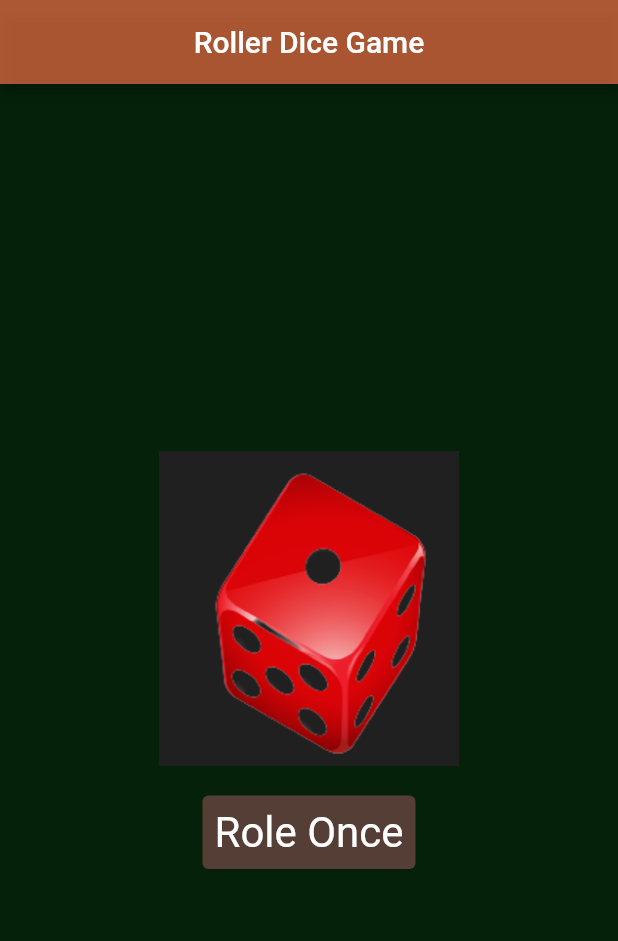
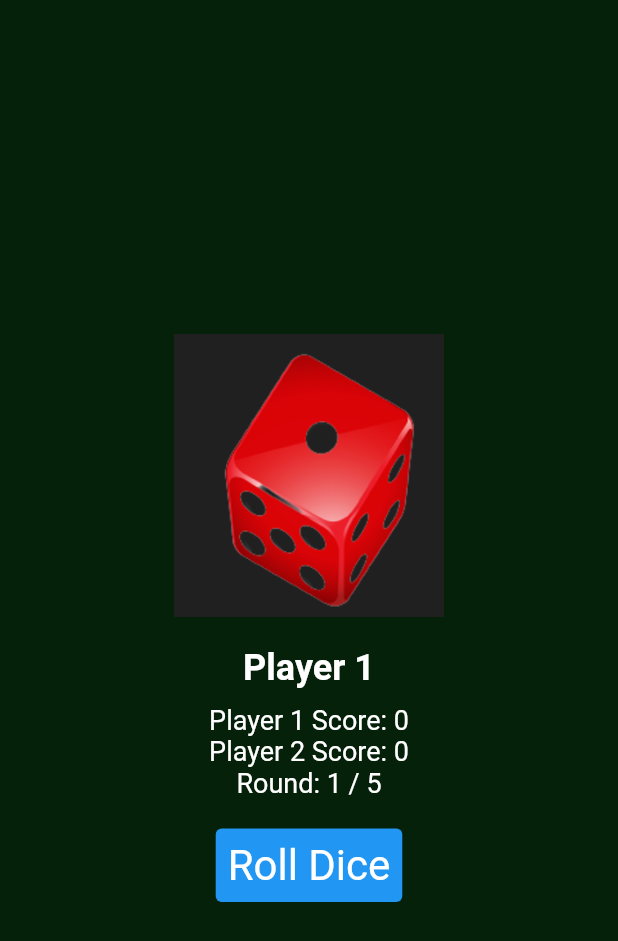
Before and after one commit to thamali-arunika/roller-dice-game, a Flutter app: the screen it shows after launch, on a phone screen of 412 x 824 dp. Shown: the top 941 px of the screen. Run offline on Flutter 3.47's test engine with Material 2 defaults, Android fonts, the phone set to English and light mode, and no system bars.

Commit message:
update font color

```diff
--- a/lib/app.dart
+++ b/lib/app.dart
@@ -5,13 +5,8 @@ class RollerDiceApp extends StatelessWidget{
   const RollerDiceApp({super.key});
  @override
 Widget build(BuildContext context) {
-  return MaterialApp(
+  return const MaterialApp(
     home: Scaffold(
-      appBar: AppBar(
-         backgroundColor: Color.fromARGB(240, 169, 79, 41),
-         title: const Text('Roller Dice Game'),
-         centerTitle: true,
-          ),
           body: const DicePage(colors:[
           Color.fromARGB(255, 5, 33, 10),
           Color.fromARGB(255, 5, 33, 10),
--- a/lib/dice_page.dart
+++ b/lib/dice_page.dart
@@ -16,7 +16,7 @@ final List<Color> colors;
           begin:beginAligment,
           end:endAligment,
           )),
-         child:const Center(child: GameRollerDice()),
+         child:const Center(child: RollerDice()),
     );
 }
 }
--- a/lib/roller_dice.dart
+++ b/lib/roller_dice.dart
@@ -2,20 +2,89 @@ import 'dart:math';
 
 import 'package:flutter/material.dart';
 
-class GameRollerDice extends StatefulWidget {
-  const GameRollerDice({super.key});
-
+class RollerDice extends StatefulWidget {
+  const RollerDice({Key? key}) : super(key: key);
 
   @override
-  State<GameRollerDice> createState() => _GameRollerDiceState();
+  State<RollerDice> createState() => _RollerDiceState();
 }
 
-class _GameRollerDiceState extends State<GameRollerDice> {
-  var diceNumber=1;
+class _RollerDiceState extends State<RollerDice>
+    with SingleTickerProviderStateMixin {
+  late AnimationController _controller;
+  late Animation<double> _rotationAnimation;
+  late Animation<double> _scaleAnimation;
 
-  void roll(){
+  int currentPlayer = 1;
+  int player1Score = 0;
+  int player2Score = 0;
+  int currentRound = 1;
+
+  @override
+  void initState() {
+    super.initState();
+    _controller = AnimationController(
+      vsync: this,
+      duration: Duration(seconds: 1),
+    );
+
+    _rotationAnimation = Tween<double>(begin: 10, end: 60).animate(_controller);
+    _scaleAnimation = Tween<double>(begin: 1.0, end: 1.5).animate(_controller);
+  }
+
+  int diceNum = 1;
+  void roll() {
     setState(() {
-      diceNumber=Random().nextInt(6)+1;
+      diceNum = Random().nextInt(6) + 1;
+    });
+
+    // Reset the controller to its initial state
+    _controller.reset();
+
+    // Simultaneously start the rotation and scaling animations
+    _controller.forward();
+
+    // Update the score based on the current player
+    if (currentPlayer == 1) {
+      player1Score += diceNum;
+    } else {
+      player2Score += diceNum;
+    }
+
+    // Switch to the next player
+    currentPlayer = (currentPlayer == 1) ? 2 : 1;
+
+    // Check for the winner after 5 rounds
+    if (currentRound == 5) {
+      int winner = (player1Score > player2Score) ? 1 : 2;
+      showDialog(
+        context: context,
+        builder: (BuildContext context) {
+          return AlertDialog(
+            title: Text('Game Over'),
+            content: Text('Player $winner wins!'),
+            actions: [
+              TextButton(
+                onPressed: () {
+                  Navigator.of(context).pop();
+                  resetGame();
+                },
+                child: Text('Play Again'),
+              ),
+            ],
+          );
+        },
+      );
+    } else {
+      currentRound++;
+    }
+  }
+
+  void resetGame() {
+    setState(() {
+      player1Score = 0;
+      player2Score = 0;
+      currentRound = 1;
     });
   }
 
@@ -24,21 +93,63 @@ class _GameRollerDiceState extends State<GameRollerDice> {
     return Column(
       mainAxisSize: MainAxisSize.min,
       children: [
-              Image.asset(
-                'assets/images/dice-$diceNumber.png',
-              width: 200,
+        RotationTransition(
+          turns: _rotationAnimation,
+          child: ScaleTransition(
+            scale: _scaleAnimation,
+            child: Image.asset(
+              'assets/images/dice-$diceNum.png',
+              width: 180,
+            ),
+          ),
         ),
         const SizedBox(
           height: 20,
         ),
-              TextButton(onPressed: roll,
+        Text(
+          'Player $currentPlayer',
+          style: TextStyle(
+            fontSize: 24,
+            fontWeight: FontWeight.bold,
+             color: Colors.white,
+
+          ),
+
+        ),
+        const SizedBox(
+          height: 10,
+        ),
+        Text(
+          'Player 1 Score: $player1Score',
+          style: TextStyle(fontSize: 18, color: Colors.white,),
+        ),
+        Text(
+          'Player 2 Score: $player2Score',
+          style: TextStyle(fontSize: 18, color: Colors.white,),
+        ),
+        Text(
+          'Round: $currentRound / 5',
+          style: TextStyle(fontSize: 18, color: Colors.white,),
+        ),
+        const SizedBox(
+          height: 20,
+        ),
+        TextButton(
+          onPressed: roll,
           style: TextButton.styleFrom(
-                backgroundColor: const Color.fromARGB(255, 85, 62, 53),
+            backgroundColor: Colors.blue,
             foregroundColor: Colors.white,
-                textStyle: const TextStyle(fontSize: 28)
+            textStyle: const TextStyle(fontSize: 28),
           ),
-              child: const Text('Role Once'))
+          child: const Text('Roll Dice'),
+        ),
       ],
     );
   }
+
+  @override
+  void dispose() {
+    _controller.dispose();
+    super.dispose();
   }
+}
```
Lines whose indentation alone changed are shown as unchanged.
